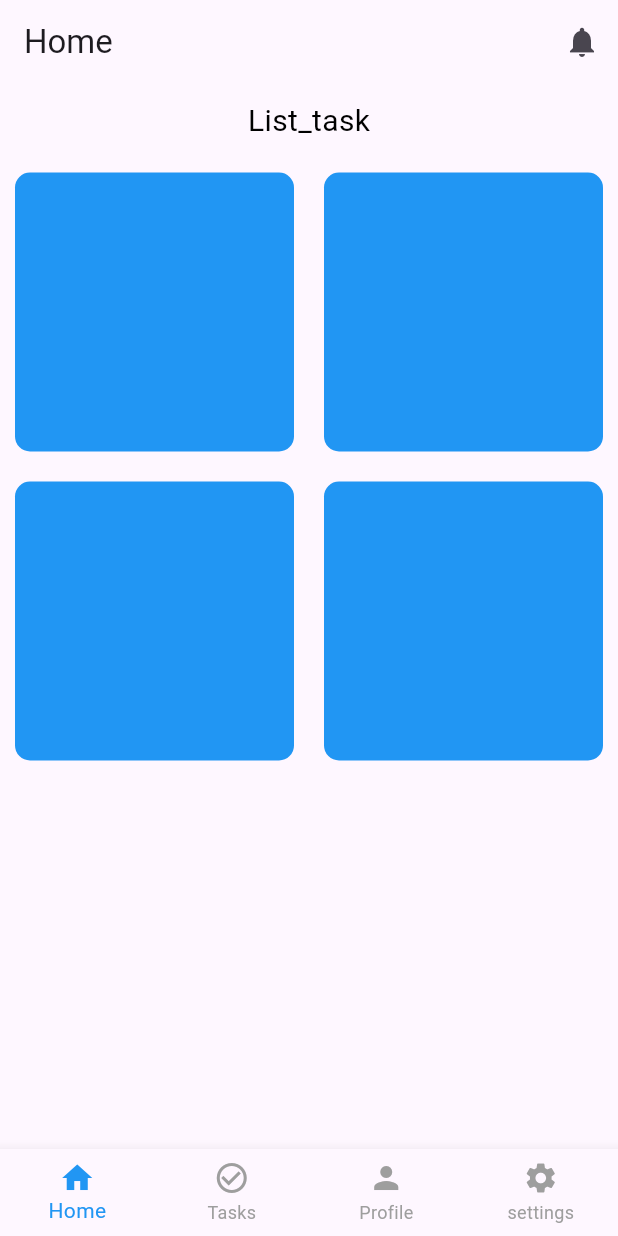
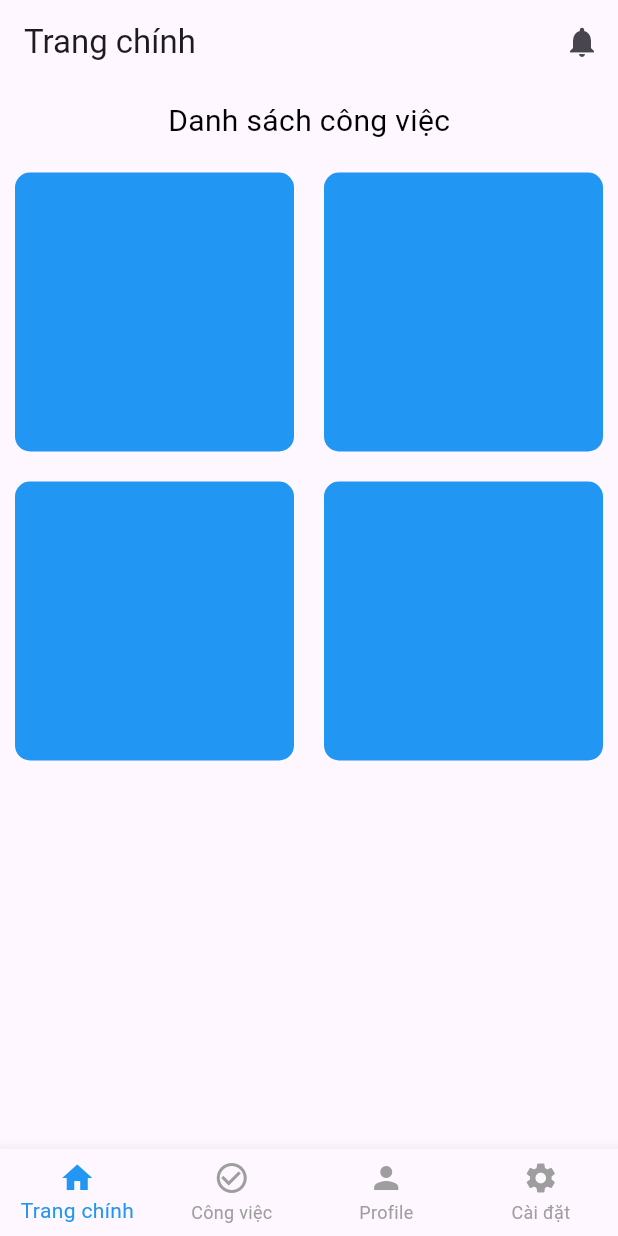
Before and after one commit to PhatHuuPham/task_manager, a Flutter app: the screen it shows after launch, on a phone screen of 412 x 824 dp. Run offline on Flutter 3.47's test engine with Material 3 defaults, Android fonts, the phone set to English and light mode, and no system bars; our stand-ins replace cloud_firestore, firebase_auth, firebase_core; accounts and stored records are empty; generated files the repository leaves out were written again.

Commit message:
thêm chức năng đa ngôn ngữ với hỗ trợ tiếng Anh và tiếng Việt, cập nhật giao diện và cấu hình localization

```diff
--- /dev/null
+++ b/lib/features/task_manager/logic/providers/language_provider.dart
@@ -0,0 +1,14 @@
+import 'package:flutter/material.dart';
+
+class LanguageProvider extends ChangeNotifier {
+  Locale _locale = const Locale('vi');
+
+  Locale get locale => _locale;
+
+  void setLocale(Locale locale) {
+    if (!locale.languageCode.contains(_locale.languageCode)) {
+      _locale = locale;
+      notifyListeners();
+    }
+  }
+}
--- a/lib/features/task_manager/presentation/srceen/home.dart
+++ b/lib/features/task_manager/presentation/srceen/home.dart
@@ -9,7 +9,7 @@ class HomePage extends StatelessWidget {
   Widget build(BuildContext context) {
     return Scaffold(
       appBar: AppBar(
-        title: const Text("Home"),
+        title: Text(AppLocalizations.of(context)!.home),
         actions: [
           IconButton(
             icon: const Icon(Icons.notifications),
--- a/lib/features/task_manager/presentation/srceen/main_screen.dart
+++ b/lib/features/task_manager/presentation/srceen/main_screen.dart
@@ -3,6 +3,7 @@ import 'package:task_manager/features/task_manager/presentation/srceen/authetiat
 import 'package:task_manager/features/task_manager/presentation/srceen/home.dart';
 import 'package:task_manager/features/task_manager/presentation/srceen/setting.dart';
 import 'package:task_manager/features/task_manager/presentation/srceen/task.dart';
+import 'package:flutter_gen/gen_l10n/app_localizations.dart';
 
 class MainScreen extends StatefulWidget {
   const MainScreen({super.key});
@@ -57,22 +58,22 @@ class _MainScreenState extends State<MainScreen> {
         type: BottomNavigationBarType.fixed,
         selectedItemColor: Colors.blue,
         unselectedItemColor: Colors.grey,
-        items: const [
+        items: [
           BottomNavigationBarItem(
-            icon: Icon(Icons.home),
-            label: 'Home',
+            icon: const Icon(Icons.home),
+            label: AppLocalizations.of(context)!.home,
           ),
           BottomNavigationBarItem(
-            icon: Icon(Icons.check_circle_outline),
-            label: 'Tasks',
+            icon: const Icon(Icons.check_circle_outline),
+            label: AppLocalizations.of(context)!.task,
           ),
-          BottomNavigationBarItem(
+          const BottomNavigationBarItem(
             icon: Icon(Icons.person),
             label: 'Profile',
           ),
           BottomNavigationBarItem(
-            icon: Icon(Icons.settings),
-            label: 'settings',
+            icon: const Icon(Icons.settings),
+            label: AppLocalizations.of(context)!.settings,
           ),
         ],
       ),
--- a/lib/features/task_manager/presentation/srceen/task.dart
+++ b/lib/features/task_manager/presentation/srceen/task.dart
@@ -4,6 +4,7 @@ import 'package:provider/provider.dart';
 import 'package:task_manager/features/task_manager/logic/providers/task_provider.dart';
 import 'package:task_manager/features/task_manager/presentation/srceen/task_create.dart';
 import 'package:task_manager/features/task_manager/presentation/srceen/task_detail.dart';
+import 'package:flutter_gen/gen_l10n/app_localizations.dart';
 
 class TaskPage extends StatelessWidget {
   const TaskPage({super.key});
@@ -15,7 +16,7 @@ class TaskPage extends StatelessWidget {
       child: Consumer<TaskProvider>(
         builder: (context, value, child) => Scaffold(
           appBar: AppBar(
-            title: const Text("Task"),
+            title: Text(AppLocalizations.of(context)!.list_task),
             actions: [
               IconButton(
                 icon: const Icon(Icons.notifications),
--- a/lib/l10n/app_vi.arb
+++ b/lib/l10n/app_vi.arb
@@ -1,9 +1,8 @@
 {
   "@@locale": "vi",
-  "settings_title": "Cài đặt",
-  "language_title": "Ngôn ngữ",
-  "notification_title": "Thông báo",
-  "logout_title": "Đăng xuất",
   "home": "Trang chính",
+  "task": "Công việc",
+  "settings": "Cài đặt",
+  "language": "Ngôn ngữ",
   "list_task": "Danh sách công việc"
 }
--- a/lib/main.dart
+++ b/lib/main.dart
@@ -1,6 +1,8 @@
 import 'package:flutter/material.dart';
+import 'package:provider/provider.dart';
 import 'package:task_manager/features/task_manager/presentation/srceen/main_screen.dart';
 import 'package:firebase_core/firebase_core.dart';
+import 'package:task_manager/features/task_manager/logic/providers/language_provider.dart';
 import 'firebase_options.dart'; // Import the Firebase options
 import 'package:flutter_gen/gen_l10n/app_localizations.dart';
 import 'package:flutter_localizations/flutter_localizations.dart';
@@ -11,7 +13,10 @@ void main() async {
     options: DefaultFirebaseOptions.currentPlatform, // Provide the options
   );
   runApp(
-    const MyApp(),
+    ChangeNotifierProvider(
+      create: (context) => LanguageProvider(),
+      child: const MyApp(),
+    ),
   );
 }
 
@@ -20,19 +25,23 @@ class MyApp extends StatelessWidget {
 
   @override
   Widget build(BuildContext context) {
-    return const MaterialApp(
+    return Consumer<LanguageProvider>(builder: (context, value, child) {
+      return MaterialApp(
+        locale: value.locale,
         localizationsDelegates: const [
           AppLocalizations.delegate,
           GlobalMaterialLocalizations.delegate,
           GlobalWidgetsLocalizations.delegate,
           GlobalCupertinoLocalizations.delegate,
         ],
-      supportedLocales: [
-        Locale('en'), // English
+        supportedLocales: const [
+          Locale("vi"), // Vietnamese
+          Locale("en"), //English
           // Add other locales you want to support
         ],
         debugShowCheckedModeBanner: false,
-      home: MainScreen(),
+        home: const MainScreen(),
       );
+    });
   }
 }
```
Also changed, not shown: lib/features/task_manager/presentation/srceen/setting.dart (+24 -13 lines), lib/l10n/app_en.arb (+16 -5 lines). Lines whose indentation alone changed are shown as unchanged.
